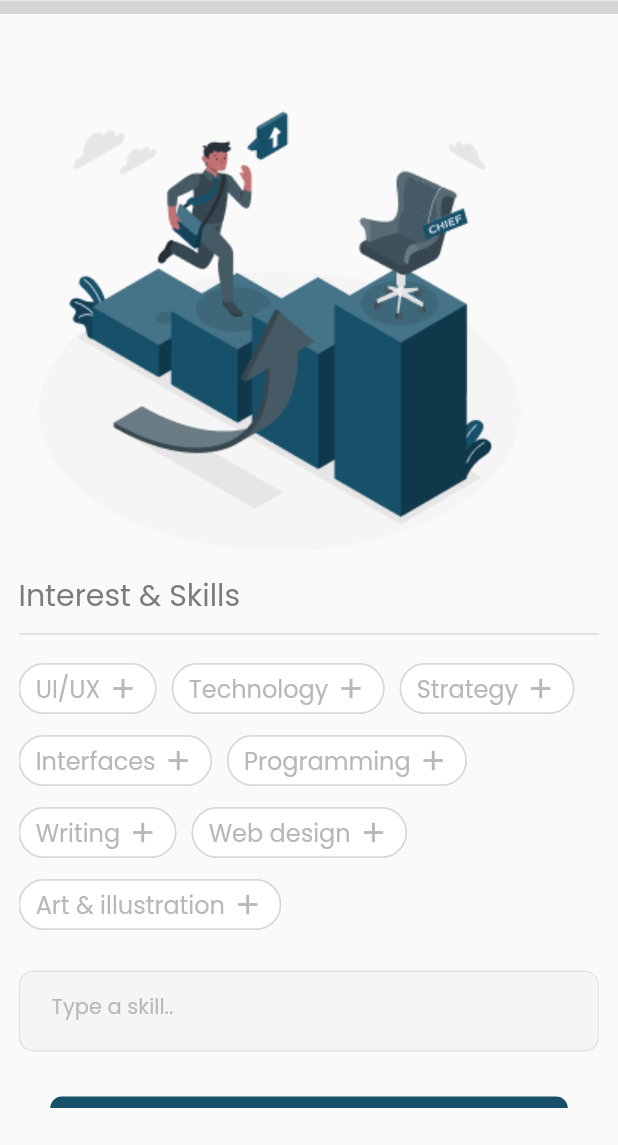
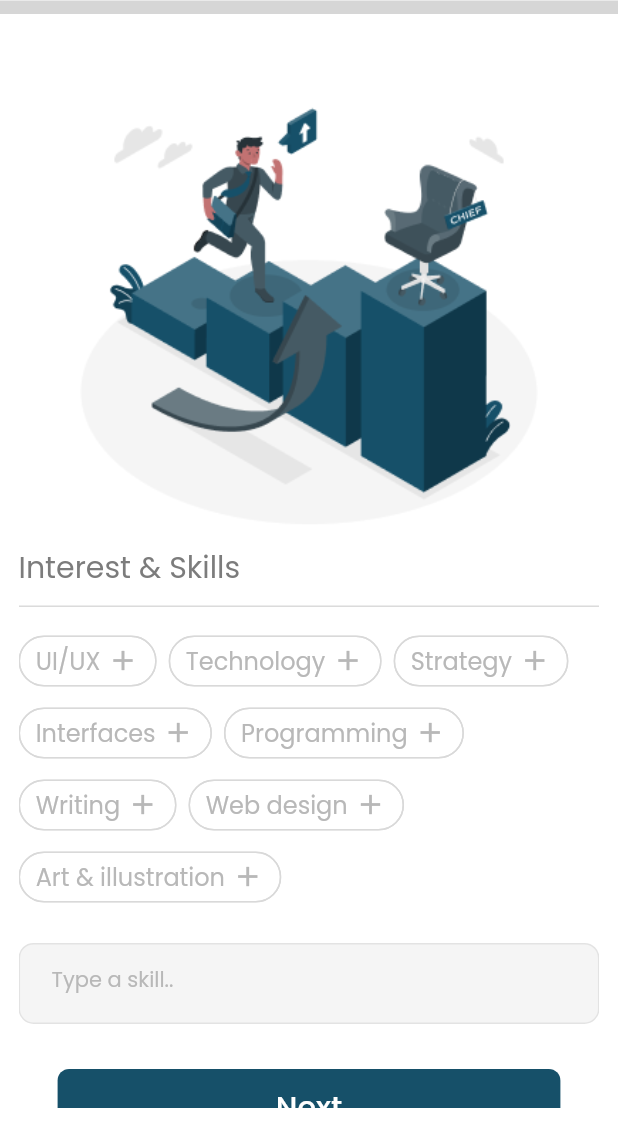
Before and after one commit to SalmaNada5/Task-Tech, a Flutter app: the SkillsScreen screen opened directly, on a phone screen of 412 x 824 dp, the part 91-1236 px from its top. Run offline on Flutter 3.47's test engine with Material 2 defaults, Android fonts, the phone set to English and light mode, and no system bars; our stand-ins replace custom_navigation_bar, dio, dotted_border, file_picker, flutter_switch, google_fonts and 10 more; missing offline and left inert: flutter_rounded_progress_bar, syncfusion_flutter_core; accounts and stored records are empty; network calls fail; grey boxes are pictures that could not be loaded.

Commit message:
edited skills screen

```diff
--- a/lib/presentation/screens/auth/view/screens/sign_in_screen.dart
+++ b/lib/presentation/screens/auth/view/screens/sign_in_screen.dart
@@ -175,7 +175,7 @@ class _SignInScreenState extends State<SignInScreen> {
                                     description: 'Invalid email or password!');
                               } else {
                                  SharedPreferences pref =await SharedPreferences.getInstance();
-                                 pref.setString("email", emailController.text);
+                                 pref.setString("token", authModel.token!);
                                 return Constants.navigateTo(const HomeScreen(),
                                     pushAndRemoveUntil: true);
                               }
--- a/lib/presentation/screens/create_profile/create_profile.dart
+++ b/lib/presentation/screens/create_profile/create_profile.dart
@@ -48,7 +48,7 @@ class _CreateProfileState extends State<CreateProfile> {
 
   late GoogleMapController mapController;
 
-  final LatLng _center = const LatLng(45.521563, -122.677433);
+ // final LatLng _center = const LatLng(45.521563, -122.677433);
 
   void _onMapCreated(GoogleMapController controller) {
     mapController = controller;
--- a/lib/presentation/screens/create_profile/skills_screen.dart
+++ b/lib/presentation/screens/create_profile/skills_screen.dart
@@ -1,6 +1,7 @@
 import 'package:flutter/material.dart';
 import 'package:google_fonts/google_fonts.dart';
 import 'package:task_tech/constants/colors.dart';
+import 'package:task_tech/constants/consts.dart';
 
 import 'app_bar_widget.dart';
 import 'bio_screen.dart';
@@ -13,29 +14,70 @@ class SkillsScreen extends StatefulWidget {
 }
 
 class SkillsScreenState extends State<SkillsScreen> {
+  List<Widget> chipList = [
+    const FilterChipWidget(
+      chipName: 'UI/UX',
+      isSelected: false,
+    ),
+    const FilterChipWidget(
+      chipName: 'Technology',
+      isSelected: false,
+    ),
+    const FilterChipWidget(
+      chipName: 'Strategy',
+      isSelected: false,
+    ),
+    const FilterChipWidget(
+      chipName: 'Interfaces',
+      isSelected: false,
+    ),
+    const FilterChipWidget(
+      chipName: 'Programming',
+      isSelected: false,
+    ),
+    const FilterChipWidget(
+      chipName: 'Writing',
+      isSelected: false,
+    ),
+    const FilterChipWidget(
+      chipName: 'Web design',
+      isSelected: false,
+    ),
+    const FilterChipWidget(
+      chipName: 'Art & illustration',
+      isSelected: false,
+    ),
+  ];
   @override
   Widget build(BuildContext context) {
     String? chiptext;
     var skillController = TextEditingController();
     return Scaffold(
+      backgroundColor: Colors.white,
       appBar: MyAppbar(percent: 40),
       body: Center(
         child: Padding(
-          padding:  EdgeInsetsDirectional.only(
-            start: MediaQuery.of(context).size.width * 0.03,
-            end: MediaQuery.of(context).size.width * 0.03,
-            bottom: MediaQuery.of(context).size.height * 0.03,
-            top: MediaQuery.of(context).size.height * 0.03),
+          padding: EdgeInsetsDirectional.only(
+              start: Constants.screenWidth * 0.03,
+              end: Constants.screenWidth * 0.03,
+              bottom: Constants.screenHeight * 0.03,
+              top: Constants.screenHeight * 0.03),
           child: SingleChildScrollView(
             child: Column(
               crossAxisAlignment: CrossAxisAlignment.start,
               children: [
-                const Image(
-                    image: AssetImage('images/Career progress-amico 1.png')),
-                 Text(
+                Center(
+                  child: Image(
+                    image:
+                        const AssetImage('images/Career progress-amico 1.png'),
+                    height: Constants.screenHeight * 0.4,
+                  ),
+                ),
+                Text(
                   'Interest & Skills',
                   style: GoogleFonts.poppins(
-                      fontSize: 20, color: const Color.fromRGBO(124, 124, 124, 1)),
+                      fontSize: 20,
+                      color: const Color.fromRGBO(124, 124, 124, 1)),
                 ),
                 const SizedBox(
                   height: 10,
@@ -47,20 +89,9 @@ class SkillsScreenState extends State<SkillsScreen> {
                 const SizedBox(
                   height: 12,
                 ),
-                const Wrap(
-
-                  //crossAxisAlignment: WrapCrossAlignment.center,
-                  spacing: 10,
-                  children:  <Widget>[
-                    FilterChipWidget(chipName: 'UI/UX'),
-                    FilterChipWidget(chipName: 'Technology'),
-                    FilterChipWidget(chipName: 'Strategy'),
-                    FilterChipWidget(chipName: 'Interfaces'),
-                    FilterChipWidget(chipName: 'Programming'),
-                    FilterChipWidget(chipName: 'Writing'),
-                    FilterChipWidget(chipName: 'Web design'),
-                    FilterChipWidget(chipName: 'Art & illustration'),
-                  ],
+                Wrap(
+                  spacing: 8,
+                  children: chipList,
                 ),
                 const SizedBox(
                   height: 20,
@@ -79,7 +110,7 @@ class SkillsScreenState extends State<SkillsScreen> {
                   child: TextFormField(
                     controller: skillController,
                     keyboardType: TextInputType.text,
-                    decoration:  InputDecoration(
+                    decoration: InputDecoration(
                         border: const OutlineInputBorder(
                           borderSide: BorderSide.none,
                           borderRadius: BorderRadius.all(Radius.circular(8.6)),
@@ -90,6 +121,17 @@ class SkillsScreenState extends State<SkillsScreen> {
                             fontSize: 14,
                             fontWeight: FontWeight.w400,
                             color: const Color.fromRGBO(184, 184, 184, 1))),
+                    onFieldSubmitted: (value) => {
+                      if (value != '')
+                        {
+                          setState(() {
+                            chipList.add(FilterChipWidget(
+                              chipName: value,
+                              isSelected: true,
+                            ));
+                          }),
+                        }
+                    },
                   ),
                 ),
                 const SizedBox(
@@ -97,8 +139,8 @@ class SkillsScreenState extends State<SkillsScreen> {
                 ),
                 Center(
                   child: Container(
-                    width: 345,
-                    height: 55,
+                    padding: EdgeInsets.symmetric(
+                        vertical: 2, horizontal: Constants.screenWidth * 0.3),
                     decoration: BoxDecoration(
                       color: const Color.fromRGBO(22, 80, 105, 1),
                       borderRadius: BorderRadius.circular(7.7),
@@ -110,9 +152,10 @@ class SkillsScreenState extends State<SkillsScreen> {
                               MaterialPageRoute(
                                   builder: (context) => const BioScreen()));
                         },
-                        child:  Text(
+                        child: Text(
                           'Next',
-                          style: GoogleFonts.poppins(fontSize: 20, color: Colors.white),
+                          style: GoogleFonts.poppins(
+                              fontSize: 20, color: Colors.white),
                         )),
                   ),
                 ),
@@ -127,28 +170,33 @@ class SkillsScreenState extends State<SkillsScreen> {
 
 class FilterChipWidget extends StatefulWidget {
   final String chipName;
-  const FilterChipWidget({Key? key, required this.chipName}) : super(key: key);
+  final bool isSelected;
+  const FilterChipWidget(
+      {Key? key, required this.chipName, required this.isSelected})
+      : super(key: key);
 
   @override
-  FilterChipWidgetState createState() => FilterChipWidgetState();
+  FilterChipWidgetState createState() =>
+      FilterChipWidgetState(isSelected: isSelected);
 }
 
 class FilterChipWidgetState extends State<FilterChipWidget> {
-  var _isSelected = false;
   late Icon icon;
-
+  bool isSelected = false;
+  FilterChipWidgetState({required isSelected});
   @override
   Widget build(BuildContext context) {
     return FilterChip(
-      padding: const EdgeInsetsDirectional.only(top:3,bottom: 3,start: 3,end: 3),
+      padding:
+          const EdgeInsetsDirectional.only(top: 3, bottom: 3, start: 3, end: 3),
       label: Row(
         mainAxisSize: MainAxisSize.min,
         children: [
           Text(widget.chipName),
-           SizedBox(
-            width:MediaQuery.of(context).size.width * 0.01,
+          SizedBox(
+            width: Constants.screenWidth * 0.01,
           ),
-          icon = _isSelected
+          icon = isSelected
               ? Icon(Icons.check, color: white, size: 22, weight: 400)
               : const Icon(Icons.add,
                   color: Color.fromRGBO(166, 166, 166, 0.8),
@@ -156,11 +204,10 @@ class FilterChipWidgetState extends State<FilterChipWidget> {
                   weight: 400)
         ],
       ),
-
-      selected: _isSelected,
-      onSelected: (isSelected) {
+      selected: isSelected,
+      onSelected: (selected) {
         setState(() {
-          _isSelected = isSelected;
+          isSelected = selected;
         });
       },
       backgroundColor: white,
@@ -170,14 +217,12 @@ class FilterChipWidgetState extends State<FilterChipWidget> {
           width: 1,
           color: Color.fromRGBO(217, 217, 217, 1),
           style: BorderStyle.solid),
-
-
       shape: RoundedRectangleBorder(
         borderRadius: BorderRadius.circular(20),
       ),
       selectedColor: primaryLightColor,
       labelStyle: GoogleFonts.poppins(
-        color: _isSelected ? white : const Color.fromRGBO(166, 166, 166, 0.8),
+        color: isSelected ? white : const Color.fromRGBO(166, 166, 166, 0.8),
         fontSize: 16,
         fontWeight: FontWeight.w400,
       ),
--- a/pubspec.yaml
+++ b/pubspec.yaml
@@ -26,14 +26,11 @@ dependencies:
   syncfusion_flutter_core:
   google_maps_flutter: ^2.2.4
   flutter_switch: ^0.3.2
-  http: ^1.0.0
   path: ^1.8.2
   image_picker: ^0.8.7+4
   image_cropper:
   google_maps_flutter_web: ^0.5.0+1
   dio: ^5.1.1
-  flutter_bloc: ^8.1.2
-  equatable: ^2.0.5
   internet_connection_checker: ^1.0.0+1
   open_file: ^3.3.1
   path_provider: ^2.0.15
```
Also changed, not shown: lib/main.dart (+1 -6 lines), lib/presentation/screens/auth/view/screens/splash_screen.dart (+6 -3 lines), lib/presentation/screens/auth/view/screens/verification_code_screen.dart (+13 -6 lines), lib/presentation/screens/home/home_screen.dart (+4 -3 lines), pubspec.lock.
